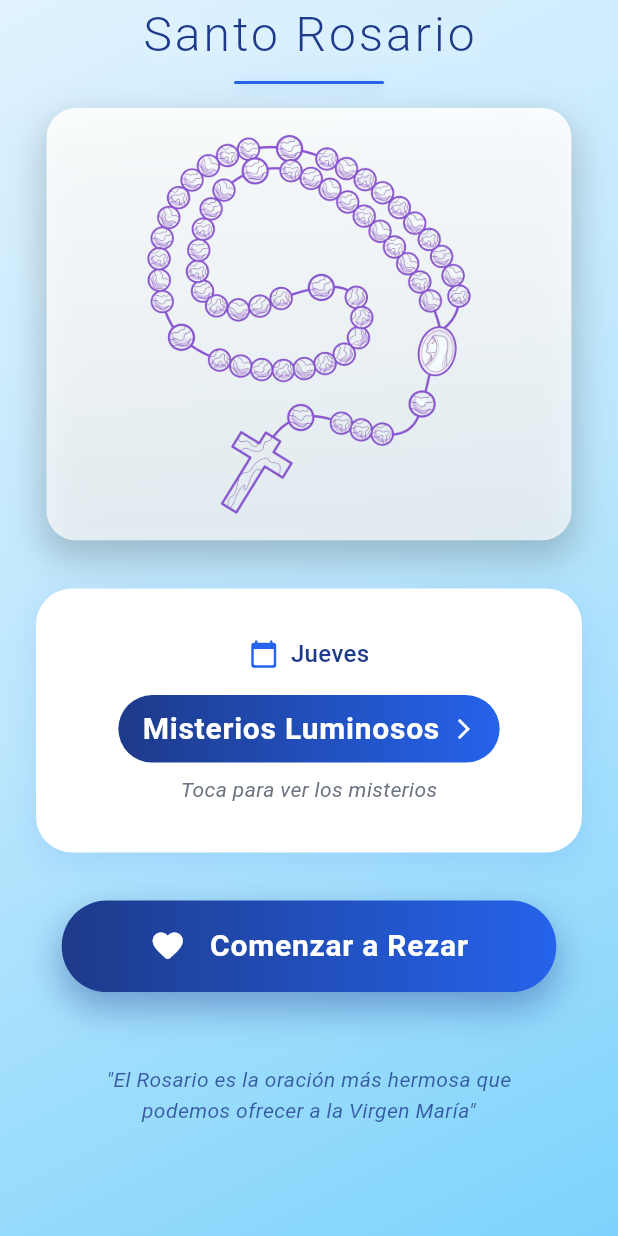
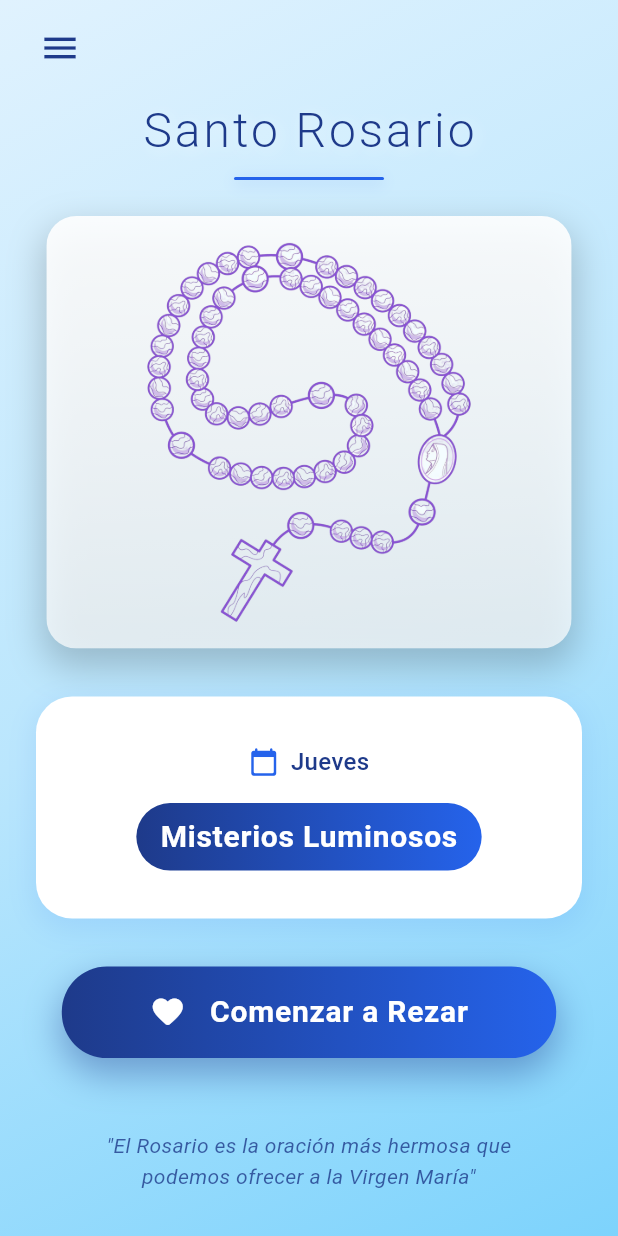
Before and after one commit to alejandrov1/app-resar-rosario, a Flutter app: the screen it shows after launch, on a phone screen of 412 x 824 dp. Run offline on Flutter 3.47's test engine with Material 3 defaults, Android fonts, the phone set to English and light mode, and no system bars.

Commit message:
Se agrego menu de sanwich y opción para los misterios del día

```diff
--- a/lib/screens/inicio_screen.dart
+++ b/lib/screens/inicio_screen.dart
@@ -3,7 +3,7 @@ import 'package:flutter/material.dart';
 import 'package:flutter/services.dart';
 import '../constants/app_constants.dart';
 import '../widgets/rosary_image_widget.dart';
-import '../widgets/misterios_del_dia_modal.dart';
+import '../widgets/main_menu_drawer.dart';
 
 class InicioScreen extends StatefulWidget {
   final String todayMystery;
@@ -76,9 +76,13 @@ class _InicioScreenState extends State<InicioScreen>
   Widget build(BuildContext context) {
     final screenHeight = MediaQuery.of(context).size.height;
     final screenWidth = MediaQuery.of(context).size.width;
-    final statusBarHeight = MediaQuery.of(context).padding.top;
 
     return Scaffold(
+      drawer: MainMenuDrawer(
+        preferences: widget.preferences,
+        todayMystery: widget.todayMystery,
+        todayDay: widget.todayDay,
+      ),
       body: Container(
         decoration: const BoxDecoration(
           gradient: LinearGradient(
@@ -95,12 +99,38 @@ class _InicioScreenState extends State<InicioScreen>
         child: SafeArea(
           child: Column(
             children: [
+              // Header con menú hamburguesa
               Padding(
-                padding: EdgeInsets.only(
-                  top: statusBarHeight * 0.5,
-                  bottom: AppConstants.spacingS,
+                padding: const EdgeInsets.symmetric(
+                  horizontal: AppConstants.spacingS,
+                  vertical: AppConstants.spacingXS,
                 ),
-                child: FadeTransition(
+                child: Row(
+                  mainAxisAlignment: MainAxisAlignment.spaceBetween,
+                  children: [
+                    // Botón de menú hamburguesa
+                    Builder(
+                      builder: (context) => IconButton(
+                        onPressed: () {
+                          HapticFeedback.lightImpact();
+                          Scaffold.of(context).openDrawer();
+                        },
+                        icon: Icon(
+                          Icons.menu,
+                          color: AppConstants.primaryBlue,
+                          size: widget.preferences.useLargeButtons ? 32 : 28,
+                        ),
+                        tooltip: 'Abrir menú',
+                      ),
+                    ),
+                    // Espacio para mantener el título centrado
+                    const SizedBox(width: 48),
+                  ],
+                ),
+              ),
+
+              // Título de la app
+              FadeTransition(
                 opacity: _fadeAnimation,
                 child: Column(
                   children: [
@@ -139,7 +169,6 @@ class _InicioScreenState extends State<InicioScreen>
                   ],
                 ),
               ),
-              ),
 
               Expanded(
                 child: SingleChildScrollView(
@@ -147,6 +176,8 @@ class _InicioScreenState extends State<InicioScreen>
                   padding: const EdgeInsets.symmetric(horizontal: AppConstants.spacingM),
                   child: Column(
                     children: [
+                      const SizedBox(height: AppConstants.spacingM),
+
                       SlideTransition(
                         position: _slideAnimation,
                         child: ScaleTransition(
@@ -161,25 +192,9 @@ class _InicioScreenState extends State<InicioScreen>
 
                       const SizedBox(height: AppConstants.spacingL),
 
+                      // Widget de misterios del día (sin funcionalidad de tap)
                       FadeTransition(
                         opacity: _fadeAnimation,
-                        child: Material(
-                          color: Colors.transparent,
-                          child: InkWell(
-                            onTap: () {
-                              HapticFeedback.lightImpact();
-                              showDialog(
-                                context: context,
-                                barrierDismissible: true,
-                                barrierColor: Colors.black54,
-                                builder: (context) => MisteriosDelDia (
-                                  todayMystery: widget.todayMystery,
-                                  todayDay: widget.todayDay,
-                                  preferences: widget.preferences,
-                                ),
-                              );
-                            },
-                            borderRadius: BorderRadius.circular(AppConstants.radiusM),
                         child: Container(
                           padding: const EdgeInsets.all(AppConstants.spacingL),
                           decoration: BoxDecoration(
@@ -230,10 +245,7 @@ class _InicioScreenState extends State<InicioScreen>
                                   ),
                                   borderRadius: BorderRadius.circular(30),
                                 ),
-                                    child: Row(
-                                      mainAxisSize: MainAxisSize.min,
-                                      children: [
-                                        Text(
+                                child: Text(
                                   'Misterios ${widget.todayMystery}',
                                   style: TextStyle(
                                     fontSize: AppConstants.fontSizeL * widget.preferences.textScaleFactor,
@@ -242,27 +254,8 @@ class _InicioScreenState extends State<InicioScreen>
                                     letterSpacing: 0.5,
                                   ),
                                 ),
-                                        const SizedBox(width: AppConstants.spacingXS),
-                                        const Icon(
-                                          Icons.arrow_forward_ios,
-                                          color: Colors.white,
-                                          size: 16,
                               ),
                             ],
-                                    ),
-                                  ),
-                                  const SizedBox(height: AppConstants.spacingXS),
-                                  Text(
-                                    'Toca para ver los misterios',
-                                    style: TextStyle(
-                                      fontSize: AppConstants.fontSizeXS * widget.preferences.textScaleFactor,
-                                      color: AppConstants.textSecondary,
-                                      fontStyle: FontStyle.italic,
-                                    ),
-                                  ),
-                                ],
-                              ),
-                            ),
                           ),
                         ),
                       ),
```
Also changed, not shown: lib/widgets/main_menu_drawer.dart (added, +245 -0 lines). Lines whose indentation alone changed are shown as unchanged.
